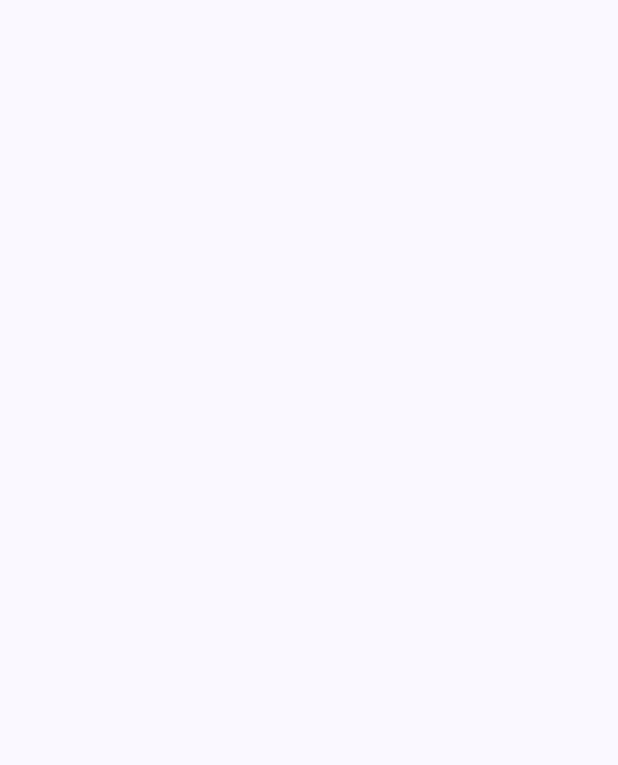
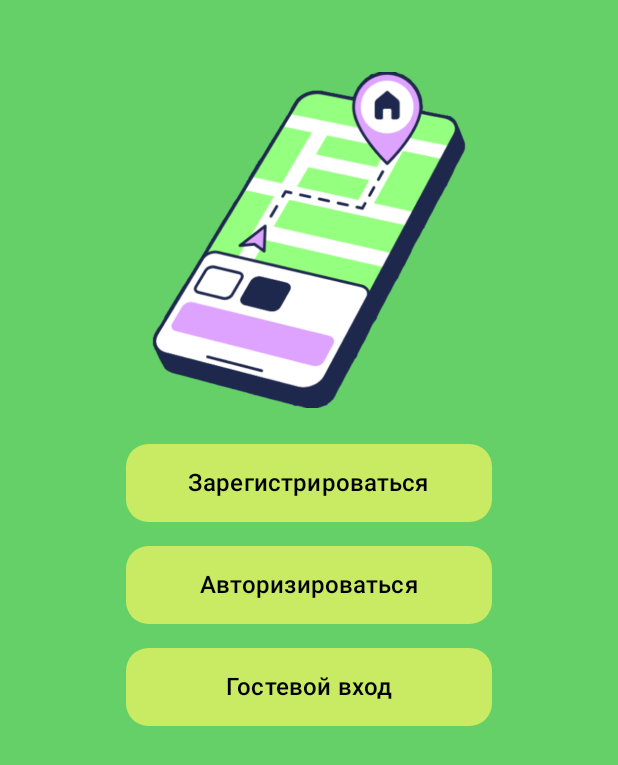
Before and after one commit to Kartav1k/UrbanQuest, an Android app built with Jetpack Compose: the screen it shows after launch (MainActivity), on a phone screen of 412 x 824 dp. Before the commit the part shown is empty. Shown: the top 765 px of the screen. Run offline under Robolectric (Android 15) with nearby library versions, the light colour scheme and no system bars.

Commit message:
Сделано 2 экрана, сделана навигация, настроена тема приложения

```diff
--- a/app/build.gradle.kts
+++ b/app/build.gradle.kts
@@ -59,6 +59,7 @@ dependencies {
     implementation(libs.androidx.ui.graphics)
     implementation(libs.androidx.ui.tooling.preview)
     implementation(libs.androidx.material3)
+    implementation(libs.androidx.navigation.compose)
     testImplementation(libs.junit)
     androidTestImplementation(libs.androidx.junit)
     androidTestImplementation(libs.androidx.espresso.core)
--- a/app/src/main/AndroidManifest.xml
+++ b/app/src/main/AndroidManifest.xml
@@ -7,7 +7,7 @@
         android:dataExtractionRules="@xml/data_extraction_rules"
         android:fullBackupContent="@xml/backup_rules"
         android:icon="@mipmap/ic_launcher"
-        android:label="@string/app_name"
+        android:label="@string/UrbanQuest"
         android:roundIcon="@mipmap/ic_launcher_round"
         android:supportsRtl="true"
         android:theme="@style/Theme.UrbanQuest"
@@ -15,7 +15,7 @@
         <activity
             android:name=".MainActivity"
             android:exported="true"
-            android:label="@string/app_name"
+            android:label="@string/UrbanQuest"
             android:theme="@style/Theme.UrbanQuest" >
             <intent-filter>
                 <action android:name="android.intent.action.MAIN" />
--- /dev/null
+++ b/app/src/main/java/com/example/urbanquest/Choice_Authorization.kt
@@ -0,0 +1,89 @@
+package com.example.urbanquest
+
+import androidx.compose.foundation.Image
+import androidx.compose.foundation.layout.Column
+import androidx.compose.foundation.layout.fillMaxHeight
+import androidx.compose.foundation.layout.fillMaxSize
+import androidx.compose.foundation.layout.fillMaxWidth
+import androidx.compose.foundation.layout.height
+import androidx.compose.foundation.layout.padding
+import androidx.compose.foundation.layout.size
+import androidx.compose.foundation.shape.RoundedCornerShape
+import androidx.compose.material3.Button
+import androidx.compose.material3.ButtonDefaults
+import androidx.compose.material3.MaterialTheme
+import androidx.compose.material3.Text
+import androidx.compose.runtime.Composable
+import androidx.compose.ui.Alignment
+import androidx.compose.ui.Modifier
+import androidx.compose.ui.draw.paint
+import androidx.compose.ui.graphics.Color
+import androidx.compose.ui.layout.ContentScale
+import androidx.compose.ui.res.painterResource
+import androidx.compose.ui.unit.dp
+import androidx.compose.ui.unit.sp
+import androidx.navigation.NavHostController
+
+
+@Composable
+fun ChoiceAuthorization(navController: NavHostController){
+
+    Column(
+        modifier = Modifier
+            .fillMaxSize(),
+        horizontalAlignment = Alignment.CenterHorizontally) {
+
+        Image(
+            painter = painterResource(id = R.drawable.iconforstartscreen),
+            contentDescription = "Иконка на начальном экране",
+            alignment = Alignment.TopEnd,
+            modifier = Modifier
+                .padding(start = 68.dp, top = 48.dp, end = 68.dp, bottom = 24.dp)
+                .size(224.dp)
+                .fillMaxSize()
+        )
+
+        Button(
+            onClick = {
+                navController.navigate("Registration")
+            },
+            colors = ButtonDefaults.buttonColors(MaterialTheme.colorScheme.secondary),
+            modifier = Modifier
+                .padding(start = 84.dp, bottom = 16.dp, end = 84.dp)
+                .height(height = 52.dp)
+                .fillMaxWidth(),
+            shape = RoundedCornerShape(15.dp)
+            ) {
+            Text("Зарегистрироваться", color = MaterialTheme.colorScheme.tertiary, fontSize = 16.sp)
+
+        }
+
+        Button(
+            onClick = {
+                navController.navigate("Authorization")
+            },
+            colors = ButtonDefaults.buttonColors(MaterialTheme.colorScheme.secondary),
+            modifier = Modifier
+                .padding(start = 84.dp, bottom = 16.dp, end = 84.dp)
+                .height(height = 52.dp)
+                .fillMaxWidth(),
+            shape = RoundedCornerShape(15.dp)) {
+            Text("Авторизироваться", color = MaterialTheme.colorScheme.tertiary, fontSize = 16.sp)
+        }
+
+        Button(
+            onClick = {
+                navController.navigate("MenuHub")
+            },
+            colors = ButtonDefaults.buttonColors(MaterialTheme.colorScheme.secondary),
+            modifier = Modifier
+                .padding(start = 84.dp, bottom = 16.dp, end = 84.dp)
+                .height(height = 52.dp)
+                .fillMaxWidth(),
+            shape = RoundedCornerShape(15.dp)) {
+            Text("Гостевой вход", color = MaterialTheme.colorScheme.tertiary, fontSize = 16.sp)
+
+        }
+
+    }
+}
--- a/app/src/main/java/com/example/urbanquest/MainActivity.kt
+++ b/app/src/main/java/com/example/urbanquest/MainActivity.kt
@@ -3,23 +3,29 @@ package com.example.urbanquest
 import android.os.Bundle
 import androidx.activity.ComponentActivity
 import androidx.activity.compose.setContent
+import androidx.compose.foundation.background
+import androidx.compose.foundation.layout.Box
+import androidx.compose.foundation.layout.Column
 import androidx.compose.foundation.layout.fillMaxSize
+import androidx.compose.foundation.layout.padding
 import androidx.compose.material3.MaterialTheme
+import androidx.compose.material3.Scaffold
 import androidx.compose.material3.Surface
 import androidx.compose.material3.Text
-import androidx.compose.runtime.Composable
 import androidx.compose.ui.Modifier
-import androidx.compose.ui.tooling.preview.Preview
+import androidx.compose.ui.graphics.Color
+import androidx.compose.ui.unit.sp
+import com.example.urbanquest.ui.theme.GreenUQ
 import com.example.urbanquest.ui.theme.UrbanQuestTheme
+
 
 class MainActivity : ComponentActivity() {
     override fun onCreate(savedInstanceState: Bundle?) {
         super.onCreate(savedInstanceState)
         setContent {
             UrbanQuestTheme {
-                Surface(modifier = Modifier.fillMaxSize(), color = MaterialTheme.colorScheme.background) {
-
-
+                Box(modifier = Modifier.background(MaterialTheme.colorScheme.background)){
+                    NavigationContainer()
                 }
             }
         }
--- /dev/null
+++ b/app/src/main/java/com/example/urbanquest/NavigationContainer.kt
@@ -0,0 +1,30 @@
+package com.example.urbanquest
+
+import androidx.compose.runtime.Composable
+import androidx.navigation.compose.NavHost
+import androidx.navigation.compose.composable
+import androidx.navigation.compose.rememberNavController
+
+var isAuthorization: Boolean = false
+//navController: NavHostController
+@Composable
+fun NavigationContainer() {
+
+    val navController = rememberNavController()
+    NavHost(navController = navController,
+        startDestination = "choice_authorization"){
+        composable("choice_authorization"){
+            ChoiceAuthorization(navController)
+        }
+        composable("Registration"){
+            Registration(navController, isAuthorization)
+        }
+        composable("Authorization"){
+            Authorization(navController)
+        }
+        composable("MenuHub"){
+            MenuHub(navController)
+        }
+    }
+
+}
--- a/app/src/main/java/com/example/urbanquest/ui/theme/Color.kt
+++ b/app/src/main/java/com/example/urbanquest/ui/theme/Color.kt
@@ -2,16 +2,23 @@ package com.example.urbanquest.ui.theme
 
 import androidx.compose.ui.graphics.Color
 
-val GreenUQ = Color(0xFF65D067)
-val BlackGreen = Color (0xFF002103)
-val ButtonColor = Color(0xFFC9EA63)
+
+val BlackGreen = Color (0xFF004607)
 val White = Color(0xFFFFFFFF)
 val Black = Color(0xFF000000)
+
+//val Pink80 = Color(0xFFEFB8C8)
+//val Purple40 = Color(0xFF6650a4)
+//val PurpleGrey40 = Color(0xFF625b71)
+//val Pink40 = Color(0xFF7D5260)
+
+//В темной теме используются системная темная тема
 val Grey = Color(0xFF6B6B6B)
+
+//Цветовая схема приложения в светлой теме
+val GreenUQ = Color(0xFF65D067)
+val ButtonColor = Color(0xFFC9EA63)
+val linkColor = Color(0xFF0075FF)
 val BlackGrey = Color(0xFF484848)
 val Red = Color(0xFFFF2828)
-
-val Pink80 = Color(0xFFEFB8C8)
-val Purple40 = Color(0xFF6650a4)
-val PurpleGrey40 = Color(0xFF625b71)
-val Pink40 = Color(0xFF7D5260)
+val WhiteGrey = Color(0xFF807C7B)
--- a/app/src/main/java/com/example/urbanquest/ui/theme/Theme.kt
+++ b/app/src/main/java/com/example/urbanquest/ui/theme/Theme.kt
@@ -10,21 +10,27 @@ import androidx.compose.material3.dynamicLightColorScheme
 import androidx.compose.material3.lightColorScheme
 import androidx.compose.runtime.Composable
 import androidx.compose.runtime.SideEffect
+import androidx.compose.ui.graphics.Color
 import androidx.compose.ui.graphics.toArgb
 import androidx.compose.ui.platform.LocalContext
 import androidx.compose.ui.platform.LocalView
 import androidx.core.view.WindowCompat
 
 private val DarkColorScheme = darkColorScheme(
-    primary = BlackGreen,
+    primary = White,
     secondary = BlackGreen,
-    tertiary = White
+    outline = GreenUQ,
+    tertiary = White,
+    outlineVariant = White
 )
 
 private val LightColorScheme = lightColorScheme(
     primary = GreenUQ,
     secondary = ButtonColor,
-    tertiary = Black
+    tertiary = Black,
+    background = GreenUQ,
+    outlineVariant = White
+
 
     /* Other default colors to override
     background = Color(0xFFFFFBFE),
@@ -41,7 +47,7 @@ private val LightColorScheme = lightColorScheme(
 fun UrbanQuestTheme(
     darkTheme: Boolean = isSystemInDarkTheme(),
     // Dynamic color is available on Android 12+
-    dynamicColor: Boolean = true,
+    dynamicColor: Boolean = false,
     content: @Composable () -> Unit
 ) {
     val colorScheme = when {
--- a/app/src/main/res/values/colors.xml
+++ b/app/src/main/res/values/colors.xml
@@ -7,4 +7,9 @@
     <color name="teal_700">#FF018786</color>
     <color name="black">#FF000000</color>
     <color name="white">#FFFFFFFF</color>
+    <color name="greenUQ">#FF65D067</color>
+    <color name="blackGreen">#FF002103</color>
+    <color name="buttonColor">#FFC9EA63</color>
+
+
 </resources>
--- a/app/src/main/res/values/strings.xml
+++ b/app/src/main/res/values/strings.xml
@@ -1,3 +1,3 @@
 <resources>
-    <string name="app_name">UrbanQuest</string>
+    <string name="UrbanQuest">UrbanQuest</string>
 </resources>
--- a/gradle/libs.versions.toml
+++ b/gradle/libs.versions.toml
@@ -8,6 +8,7 @@ espressoCore = "3.5.1"
 lifecycleRuntimeKtx = "2.7.0"
 activityCompose = "1.8.2"
 composeBom = "2023.08.00"
+navigationCompose = "2.7.7"
 
 [libraries]
 androidx-core-ktx = { group = "androidx.core", name = "core-ktx", version.ref = "coreKtx" }
@@ -24,6 +25,7 @@ androidx-ui-tooling-preview = { group = "androidx.compose.ui", name = "ui-toolin
 androidx-ui-test-manifest = { group = "androidx.compose.ui", name = "ui-test-manifest" }
 androidx-ui-test-junit4 = { group = "androidx.compose.ui", name = "ui-test-junit4" }
 androidx-material3 = { group = "androidx.compose.material3", name = "material3" }
+androidx-navigation-compose = { group = "androidx.navigation", name = "navigation-compose", version.ref = "navigationCompose" }
 
 [plugins]
 androidApplication = { id = "com.android.application", version.ref = "agp" }
```
Also changed, not shown: app/src/main/java/com/example/urbanquest/Autorization.kt (added, +90 -0 lines), app/src/main/java/com/example/urbanquest/MenuHub.kt (added, +27 -0 lines), app/src/main/java/com/example/urbanquest/Registration.kt (added, +142 -0 lines), app/src/main/res/drawable/iconforstartscreen.png (added), app/src/main/res/drawable/img.png (added).
